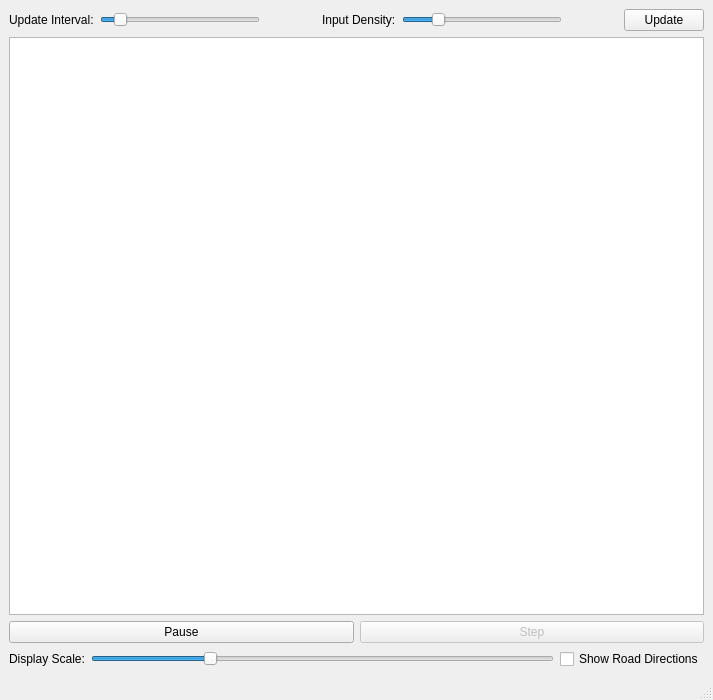
Qt form mainwindow.ui (dutchgold92/TrafficSim) before a commit.
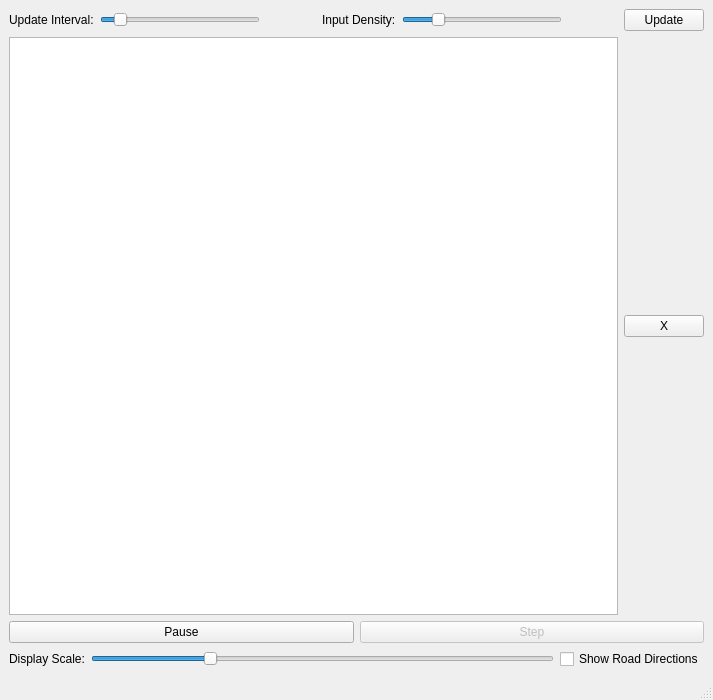
The same form after that commit.

What changed in the file:
```diff
--- a/mainwindow.ui
+++ b/mainwindow.ui
@@ -129,6 +129,8 @@
      </layout>
     </item>
     <item>
+     <layout class="QHBoxLayout" name="horizontalLayout_4">
+      <item>
      <widget class="QGraphicsView" name="gfx">
       <property name="styleSheet">
        <string notr="true"/>
@@ -147,6 +149,28 @@
      </widget>
     </item>
     <item>
+       <layout class="QVBoxLayout" name="plotLayout">
+        <item>
+         <widget class="QPushButton" name="closePlotButton">
+          <property name="sizePolicy">
+           <sizepolicy hsizetype="Fixed" vsizetype="Fixed">
+            <horstretch>0</horstretch>
+            <verstretch>0</verstretch>
+           </sizepolicy>
+          </property>
+          <property name="layoutDirection">
+           <enum>Qt::RightToLeft</enum>
+          </property>
+          <property name="text">
+           <string>X</string>
+          </property>
+         </widget>
+        </item>
+       </layout>
+      </item>
+     </layout>
+    </item>
+    <item>
      <layout class="QHBoxLayout" name="horizontalLayout">
       <item>
        <widget class="QPushButton" name="playPauseButton">
```
Left out of the diff: 10 changed lines with no effect on the pictures. Lines whose indentation alone changed are shown as unchanged.
